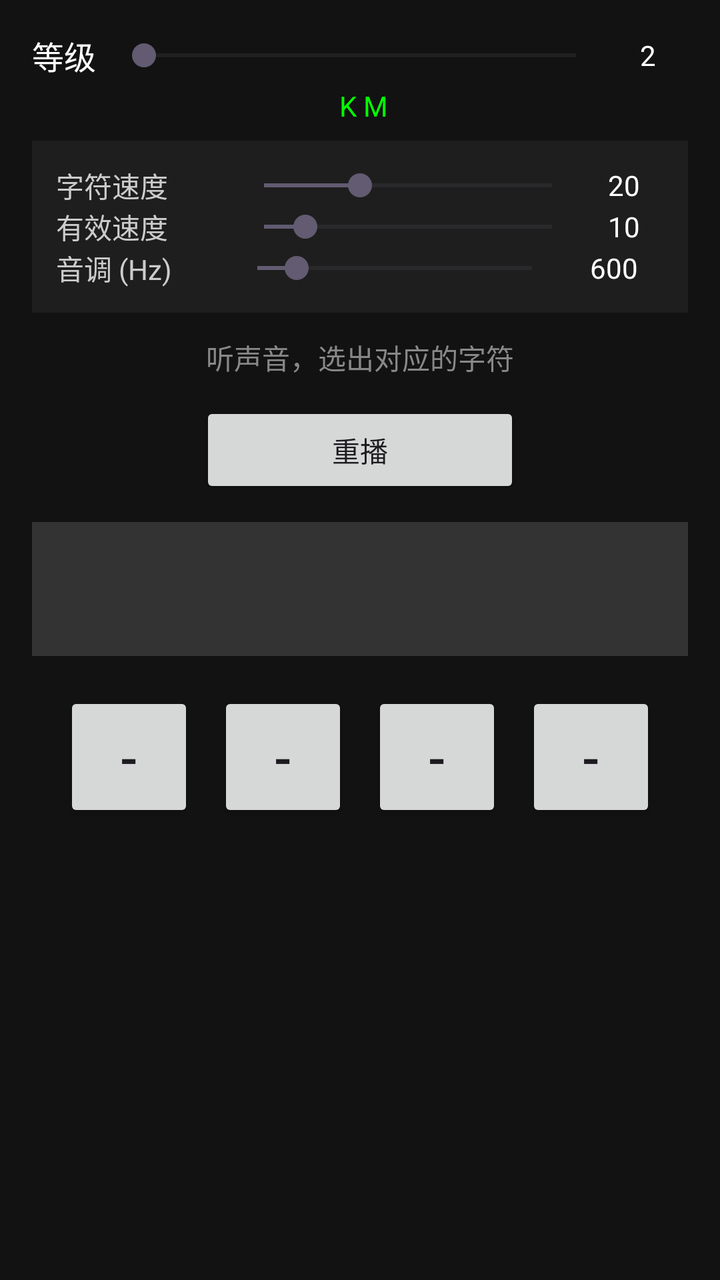
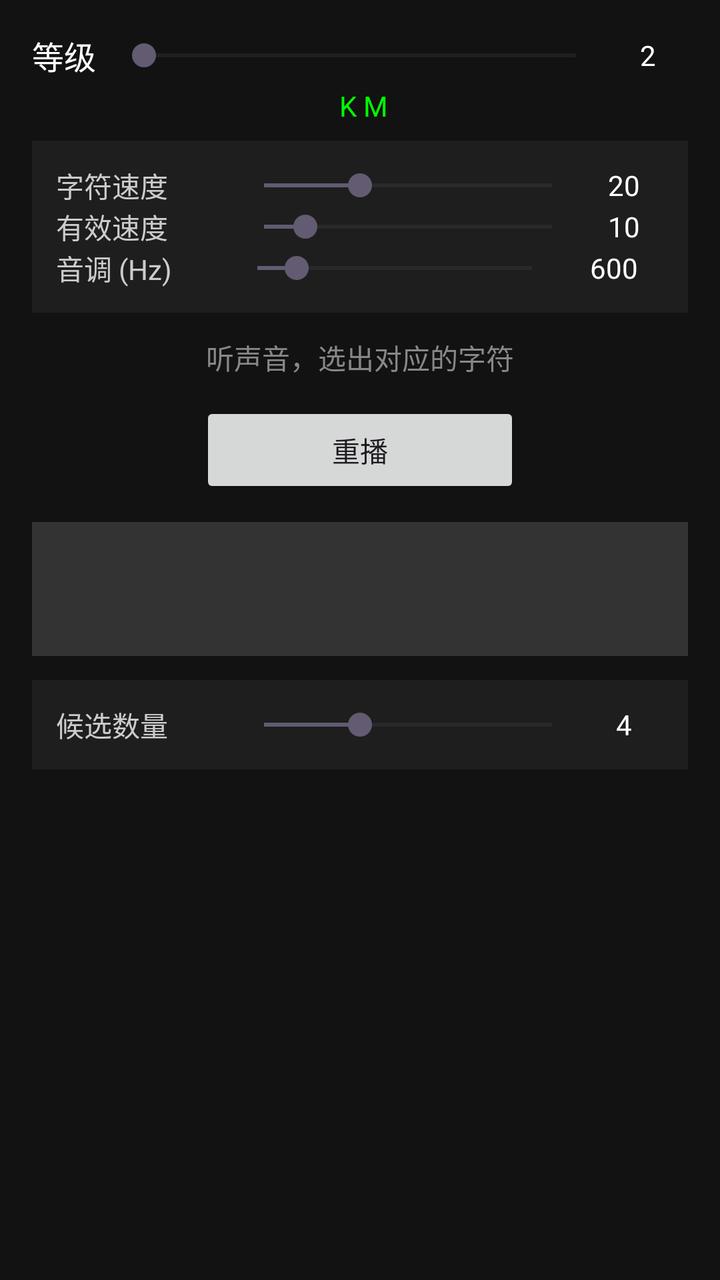

Compare the two renders of this Android layout. The source of the first and the diff that turns it into the second are given below.
<!-- AndroidManifest.xml: application theme Theme.KochMorseTrainer -->
<!-- res/layout/fragment_single_listen.xml -->
<?xml version="1.0" encoding="utf-8"?>
<ScrollView xmlns:android="http://schemas.android.com/apk/res/android"
    android:layout_width="match_parent"
    android:layout_height="match_parent"
    android:background="#121212">

    <LinearLayout
        android:layout_width="match_parent"
        android:layout_height="wrap_content"
        android:orientation="vertical"
        android:gravity="center"
        android:padding="16dp">

        
        <include layout="@layout/view_audio_settings" />

        <TextView
            android:layout_width="wrap_content"
            android:layout_height="wrap_content"
            android:text="听声音，选出对应的字符"
            android:textColor="#888888"
            android:textSize="14sp"
            android:layout_marginBottom="12dp" />

        <Button
            android:id="@+id/btnReplay"
            android:layout_width="160dp"
            android:layout_height="wrap_content"
            android:text="重播"
            android:layout_marginBottom="12dp" />

        
        <TextView
            android:id="@+id/tvAnswer"
            android:layout_width="match_parent"
            android:layout_height="wrap_content"
            android:text=""
            android:textSize="32sp"
            android:textColor="#FFFFFF"
            android:gravity="center"
            android:background="#333333"
            android:padding="12dp"
            android:layout_marginBottom="12dp"
            android:minHeight="60dp" />

        
        <LinearLayout
            android:layout_width="match_parent"
            android:layout_height="wrap_content"
            android:orientation="horizontal"
            android:gravity="center"
            android:layout_marginBottom="8dp">

            <Button
                android:id="@+id/btnChoice1"
                android:layout_width="65dp"
                android:layout_height="65dp"
                android:text="-"
                android:textSize="26sp"
                android:layout_margin="6dp" />

            <Button
                android:id="@+id/btnChoice2"
                android:layout_width="65dp"
                android:layout_height="65dp"
                android:text="-"
                android:textSize="26sp"
                android:layout_margin="6dp" />

            <Button
                android:id="@+id/btnChoice3"
                android:layout_width="65dp"
                android:layout_height="65dp"
                android:text="-"
                android:textSize="26sp"
                android:layout_margin="6dp" />

            <Button
                android:id="@+id/btnChoice4"
                android:layout_width="65dp"
                android:layout_height="65dp"
                android:text="-"
                android:textSize="26sp"
                android:layout_margin="6dp" />
        </LinearLayout>

        <TextView
            android:id="@+id/tvResult"
            android:layout_width="wrap_content"
            android:layout_height="wrap_content"
            android:text=""
            android:textSize="18sp"
            android:textColor="#FF0000"
            android:layout_marginBottom="16dp" />

    </LinearLayout>
</ScrollView>
<!-- res/layout/view_audio_settings.xml (included above) -->
<?xml version="1.0" encoding="utf-8"?>
<LinearLayout xmlns:android="http://schemas.android.com/apk/res/android"
    android:layout_width="match_parent"
    android:layout_height="wrap_content"
    android:orientation="vertical">

    
    <LinearLayout
        android:layout_width="match_parent"
        android:layout_height="wrap_content"
        android:orientation="vertical"
        android:layout_marginBottom="8dp">

        <LinearLayout
            android:layout_width="match_parent"
            android:layout_height="wrap_content"
            android:orientation="horizontal"
            android:gravity="center_vertical">

            <TextView
                android:layout_width="wrap_content"
                android:layout_height="wrap_content"
                android:text="等级"
                android:textColor="#FFFFFF"
                android:textSize="16sp" />

            <SeekBar
                android:id="@+id/seekBarLevel"
                android:layout_width="0dp"
                android:layout_height="wrap_content"
                android:layout_weight="1"
                android:layout_marginStart="8dp"
                android:max="36"
                android:progress="0" />

            <TextView
                android:id="@+id/tvLevelValue"
                android:layout_width="40dp"
                android:layout_height="wrap_content"
                android:text="2"
                android:textColor="#FFFFFF"
                android:gravity="center" />
        </LinearLayout>

        <TextView
            android:id="@+id/tvCurrentChars"
            android:layout_width="match_parent"
            android:layout_height="wrap_content"
            android:text=" K M"
            android:textColor="#00FF00"
            android:textSize="14sp"
            android:gravity="center"
            android:layout_marginTop="4dp" />
    </LinearLayout>

    
    <LinearLayout
        android:layout_width="match_parent"
        android:layout_height="wrap_content"
        android:orientation="vertical"
        android:background="#1E1E1E"
        android:padding="12dp"
        android:layout_marginBottom="12dp">

        
        <LinearLayout
            android:layout_width="match_parent"
            android:layout_height="wrap_content"
            android:orientation="horizontal"
            android:gravity="center_vertical">

            <TextView
                android:layout_width="0dp"
                android:layout_height="wrap_content"
                android:layout_weight="1"
                android:text="字符速度"
                android:textColor="#CCCCCC" />

            <SeekBar
                android:id="@+id/seekBarCharSpeed"
                android:layout_width="0dp"
                android:layout_height="wrap_content"
                android:layout_weight="2"
                android:max="45"
                android:progress="15" />

            <TextView
                android:id="@+id/tvCharSpeedValue"
                android:layout_width="40dp"
                android:layout_height="wrap_content"
                android:text="20"
                android:textColor="#FFFFFF"
                android:gravity="center" />
        </LinearLayout>

        
        <LinearLayout
            android:layout_width="match_parent"
            android:layout_height="wrap_content"
            android:orientation="horizontal"
            android:gravity="center_vertical">

            <TextView
                android:layout_width="0dp"
                android:layout_height="wrap_content"
                android:layout_weight="1"
                android:text="有效速度"
                android:textColor="#CCCCCC" />

            <SeekBar
                android:id="@+id/seekBarEffSpeed"
                android:layout_width="0dp"
                android:layout_height="wrap_content"
                android:layout_weight="2"
                android:max="35"
                android:progress="5" />

            <TextView
                android:id="@+id/tvEffSpeedValue"
                android:layout_width="40dp"
                android:layout_height="wrap_content"
                android:text="10"
                android:textColor="#FFFFFF"
                android:gravity="center" />
        </LinearLayout>

        
        <LinearLayout
            android:layout_width="match_parent"
            android:layout_height="wrap_content"
            android:orientation="horizontal"
            android:gravity="center_vertical">

            <TextView
                android:layout_width="0dp"
                android:layout_height="wrap_content"
                android:layout_weight="1"
                android:text="音调 (Hz)"
                android:textColor="#CCCCCC" />

            <SeekBar
                android:id="@+id/seekBarFreq"
                android:layout_width="0dp"
                android:layout_height="wrap_content"
                android:layout_weight="2"
                android:max="1400"
                android:progress="200" />

            <TextView
                android:id="@+id/tvFreqValue"
                android:layout_width="50dp"
                android:layout_height="wrap_content"
                android:text="600"
                android:textColor="#FFFFFF"
                android:gravity="center" />
        </LinearLayout>
    </LinearLayout>

</LinearLayout>
<!-- resources referenced by this layout -->
<resources>
  <style name="Theme.KochMorseTrainer" parent="Base.Theme.KochMorseTrainer" />
  <style name="Base.Theme.KochMorseTrainer" parent="Theme.Material3.DayNight.NoActionBar">
          
          
      </style>
</resources>

<!-- the commit's change to res/layout/fragment_single_listen.xml (unified diff, before → after) -->
@@ -48,41 +48,42 @@
             android:layout_width="match_parent"
             android:layout_height="wrap_content"
             android:orientation="horizontal"
-            android:gravity="center"
+            android:gravity="center_vertical"
+            android:background="#1E1E1E"
+            android:padding="12dp"
             android:layout_marginBottom="8dp">
 
-            <Button
-                android:id="@+id/btnChoice1"
-                android:layout_width="65dp"
-                android:layout_height="65dp"
-                android:text="-"
-                android:textSize="26sp"
-                android:layout_margin="6dp" />
-
-            <Button
-                android:id="@+id/btnChoice2"
-                android:layout_width="65dp"
-                android:layout_height="65dp"
-                android:text="-"
-                android:textSize="26sp"
-                android:layout_margin="6dp" />
-
-            <Button
-                android:id="@+id/btnChoice3"
-                android:layout_width="65dp"
-                android:layout_height="65dp"
-                android:text="-"
-                android:textSize="26sp"
-                android:layout_margin="6dp" />
-
-            <Button
-                android:id="@+id/btnChoice4"
-                android:layout_width="65dp"
-                android:layout_height="65dp"
-                android:text="-"
-                android:textSize="26sp"
-                android:layout_margin="6dp" />
-        </LinearLayout>
+            <TextView
+                android:layout_width="0dp"
+                android:layout_height="wrap_content"
+                android:layout_weight="1"
+                android:text="候选数量"
+                android:textColor="#CCCCCC" />
+
+            <SeekBar
+                android:id="@+id/seekBarChoices"
+                android:layout_width="0dp"
+                android:layout_height="wrap_content"
+                android:layout_weight="2"
+                android:max="6"
+                android:progress="2" />
+
+            <TextView
+                android:id="@+id/tvChoicesValue"
+                android:layout_width="40dp"
+                android:layout_height="wrap_content"
+                android:text="4"
+                android:textColor="#FFFFFF"
+                android:gravity="center" />
+        </LinearLayout>
+
+        
+        <LinearLayout
+            android:id="@+id/choiceContainer"
+            android:layout_width="match_parent"
+            android:layout_height="wrap_content"
+            android:orientation="vertical"
+            android:layout_marginBottom="8dp" />
 
         <TextView
             android:id="@+id/tvResult"
